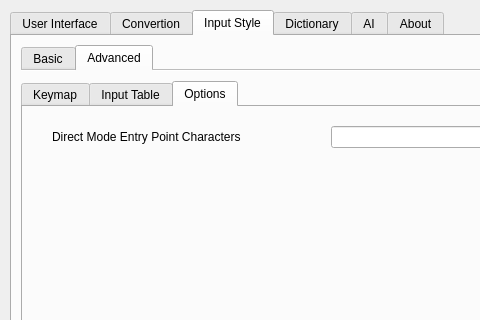
Old version of the form hazkey-settings/mainwindow.ui in the repository 7ka-Hiira/fcitx5-hazkey; both pictures show x 0 to 480 and y 0 to 320 of the 650 by 600 pixel window.
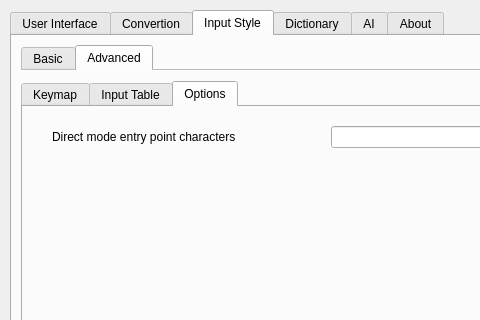
New version of the form. The open tabs and pages were chosen to show the change. Icons and pictures are not drawn.

Commit message: fix: entry point settings label

What changed in the file:
```diff
--- a/hazkey-settings/mainwindow.ui
+++ b/hazkey-settings/mainwindow.ui
@@ -1332,7 +1332,7 @@
                  <item row="0" column="0">
                   <widget class="QLabel" name="subModeEntryPointChars">
                    <property name="text">
-                    <string>Direct Mode Entry Point Characters</string>
+                    <string>Direct mode entry point characters</string>
                    </property>
                   </widget>
                  </item>
```
